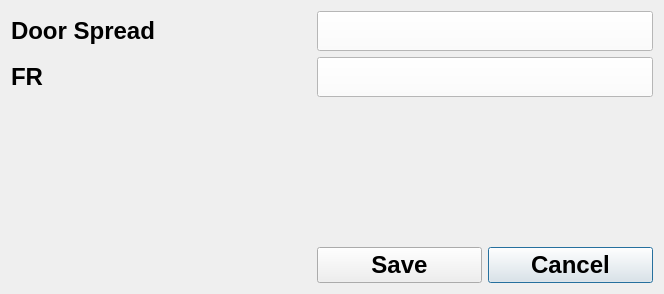
Before: the Qt Designer form ui/NetDlg_CPS.ui in aliciabillings-noaa/CLAMS, drawn with Qt 5.
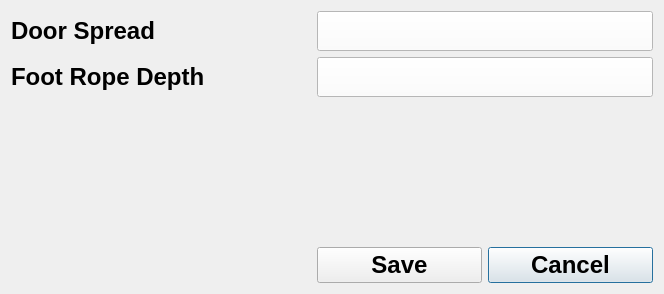
After: the same form once the commit is applied.

Commit message: Updates to event forms as requested by SW team

Diff of the .ui file:
```diff
--- a/ui/NetDlg_CPS.ui
+++ b/ui/NetDlg_CPS.ui
@@ -143,7 +143,7 @@
         </font>
        </property>
        <property name="text">
-        <string>FR</string>
+        <string>Foot Rope Depth</string>
        </property>
       </widget>
      </item>
```
The commit also changes 7 other files.
